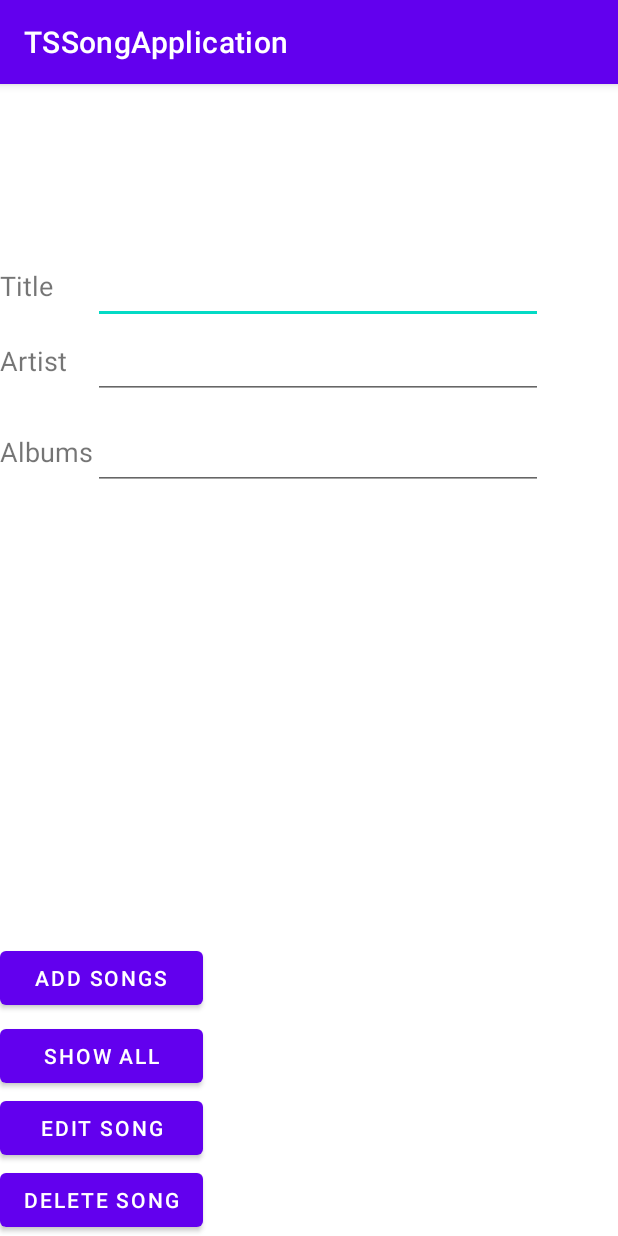
After one commit to VivieneQuidilla/TSSongApplication, an Android app: the DatabaseActivity screen opened directly, with no data from a screen before it, on a phone screen of 412 x 824 dp. The commit adds this screen. Run offline under Robolectric (Android 15) with nearby library versions, the phone set to English and light mode, and no system bars.

Commit message:
Database Activity added.

```diff
--- /dev/null
+++ b/app/src/main/res/layout/activity_database.xml
@@ -0,0 +1,182 @@
+<?xml version="1.0" encoding="utf-8"?>
+<androidx.constraintlayout.widget.ConstraintLayout xmlns:android="http://schemas.android.com/apk/res/android"
+    xmlns:app="http://schemas.android.com/apk/res-auto"
+    xmlns:tools="http://schemas.android.com/tools"
+    android:layout_width="match_parent"
+    android:layout_height="match_parent"
+    tools:context=".MainActivity">
+
+    <TableLayout
+        android:layout_width="match_parent"
+        android:layout_height="wrap_content"
+        app:layout_constraintTop_toTopOf="parent"
+        app:layout_constraintLeft_toLeftOf="parent"
+        app:layout_constraintRight_toRightOf="parent"
+        app:layout_constraintBottom_toBottomOf="parent">
+        <TableRow>
+            <TextView
+                android:id="@+id/title_view"
+                android:layout_width="wrap_content"
+                android:layout_height="wrap_content"
+                android:text="Title"
+                android:textSize="18sp"
+                app:layout_constraintBottom_toTopOf="@+id/artist_view"
+                app:layout_constraintEnd_toStartOf="@+id/song_name"
+                app:layout_constraintHorizontal_bias="0.639"
+                app:layout_constraintStart_toStartOf="parent"
+                app:layout_constraintTop_toTopOf="parent"
+                app:layout_constraintVertical_bias="0.811" />
+            <EditText
+                android:id="@+id/song_name"
+                android:layout_width="300dp"
+                android:layout_height="50dp"
+                android:layout_marginEnd="16dp"
+                android:ems="10"
+                android:inputType="textPersonName"
+                android:text=""
+                app:layout_constraintBottom_toTopOf="@+id/song_artist"
+                app:layout_constraintEnd_toEndOf="parent"
+                app:layout_constraintTop_toTopOf="parent"
+                app:layout_constraintVertical_bias="0.913" />
+
+        </TableRow>
+        <TableRow>
+            <TextView
+                android:id="@+id/artist_view"
+                android:layout_width="wrap_content"
+                android:layout_height="wrap_content"
+                android:layout_marginBottom="36dp"
+                android:text="Artist"
+                android:textSize="18sp"
+                app:layout_constraintBottom_toTopOf="@+id/album_view"
+                app:layout_constraintEnd_toStartOf="@+id/song_artist"
+                app:layout_constraintHorizontal_bias="0.576"
+                app:layout_constraintStart_toStartOf="parent" />
+            <EditText
+                android:id="@+id/song_artist"
+                android:layout_width="300dp"
+                android:layout_height="50dp"
+                android:layout_marginEnd="16dp"
+                android:layout_marginBottom="8dp"
+                android:ems="10"
+                android:inputType="textPersonName"
+                android:text=""
+                app:layout_constraintBottom_toTopOf="@+id/song_album"
+                app:layout_constraintEnd_toEndOf="parent" />
+        </TableRow>
+
+        <TableRow
+            android:layout_width="358dp"
+            android:layout_height="match_parent">
+
+            <TextView
+                android:id="@+id/album_view"
+                android:layout_width="wrap_content"
+                android:layout_height="wrap_content"
+                android:layout_marginBottom="400dp"
+                android:text="Albums"
+                android:textSize="18sp"
+                app:layout_constraintBottom_toBottomOf="parent"
+                app:layout_constraintEnd_toStartOf="@+id/song_album"
+                app:layout_constraintHorizontal_bias="0.500"
+                app:layout_constraintStart_toStartOf="parent" />
+
+            <EditText
+                android:id="@+id/song_album"
+                android:layout_width="300dp"
+                android:layout_height="50dp"
+                android:layout_marginEnd="16dp"
+                android:layout_marginBottom="388dp"
+                android:ems="10"
+                android:inputType="textPersonName"
+                android:text=""
+                app:layout_constraintBottom_toBottomOf="parent"
+                app:layout_constraintEnd_toEndOf="parent" />
+        </TableRow>
+    </TableLayout>
+
+    <TableLayout
+        android:id="@+id/tableLayout"
+        android:layout_width="match_parent"
+        android:layout_height="wrap_content"
+        app:layout_constraintBottom_toBottomOf="parent"
+        app:layout_constraintEnd_toEndOf="parent"
+        app:layout_constraintStart_toStartOf="parent">
+
+        <TableRow
+            android:id="@+id/tableRow"
+            app:layout_constraintBottom_toBottomOf="parent"
+            app:layout_constraintEnd_toEndOf="parent"
+            app:layout_constraintStart_toStartOf="parent">
+
+            <Button
+                android:id="@+id/add_song"
+                android:layout_width="wrap_content"
+                android:layout_height="wrap_content"
+                android:layout_marginBottom="4dp"
+                android:text="Add Songs"
+                app:layout_constraintBottom_toBottomOf="parent"
+                app:layout_constraintEnd_toStartOf="@+id/edit_song" />
+        </TableRow>
+
+        <TableRow
+            android:id="@+id/tableRow0"
+            app:layout_constraintBottom_toBottomOf="parent"
+            app:layout_constraintEnd_toEndOf="parent"
+            app:layout_constraintStart_toStartOf="parent">
+
+            <Button
+                android:id="@+id/show_song"
+                android:layout_width="wrap_content"
+                android:layout_height="wrap_content"
+                android:text="Show All"
+                app:layout_constraintBottom_toBottomOf="parent"
+                app:layout_constraintEnd_toStartOf="@+id/show_song"
+                app:layout_constraintStart_toStartOf="parent" />
+        </TableRow>
+
+        <TableRow
+            android:id="@+id/tableRow1"
+            app:layout_constraintBottom_toBottomOf="parent"
+            app:layout_constraintEnd_toEndOf="parent"
+            app:layout_constraintStart_toStartOf="parent">
+
+            <Button
+                android:id="@+id/edit_song"
+                android:layout_width="wrap_content"
+                android:layout_height="wrap_content"
+                android:text="Edit Song"
+                app:layout_constraintBottom_toBottomOf="parent"
+                app:layout_constraintEnd_toStartOf="@+id/delete_song" />
+        </TableRow>
+
+        <TableRow
+            android:id="@+id/tableRow2"
+            app:layout_constraintBottom_toBottomOf="parent"
+            app:layout_constraintEnd_toEndOf="parent"
+            app:layout_constraintStart_toStartOf="parent">
+
+            <Button
+                android:id="@+id/delete_song"
+                android:layout_width="wrap_content"
+                android:layout_height="wrap_content"
+                android:text="Delete Song"
+                app:layout_constraintBottom_toBottomOf="parent"
+                app:layout_constraintEnd_toEndOf="parent" />
+        </TableRow>
+    </TableLayout>
+
+    <TextView
+        android:id="@+id/song_display"
+        android:layout_width="338dp"
+        android:layout_height="58dp"
+        android:text=""
+        app:layout_constraintBottom_toBottomOf="parent"
+        app:layout_constraintEnd_toEndOf="parent"
+        app:layout_constraintHorizontal_bias="0.500"
+        app:layout_constraintStart_toStartOf="parent"
+        app:layout_constraintTop_toTopOf="parent"
+        app:layout_constraintVertical_bias="0.60" />
+
+
+</androidx.constraintlayout.widget.ConstraintLayout>
--- a/app/src/main/res/menu/main_menu.xml
+++ b/app/src/main/res/menu/main_menu.xml
@@ -8,8 +8,11 @@
         android:title="Albums">
     </item>
     <item android:id="@+id/go_to_queues"
-        android:title="QUEUE"
+        android:title="Queue"
         app:showAsAction="ifRoom">
     </item>
+    <item android:id="@+id/go_to_database"
+        android:title="Add Song">
 
+    </item>
 </menu>
```
Also changed, not shown: app/src/main/AndroidManifest.xml (+7 -0 lines), app/src/main/java/com/android/example/tssongapplication/DatabaseActivity.kt (added, +160 -0 lines), app/src/main/java/com/android/example/tssongapplication/MainActivity.kt (+5 -9 lines), app/src/main/java/com/android/example/tssongapplication/AlbumItem.kt (line endings or trailing spaces).
